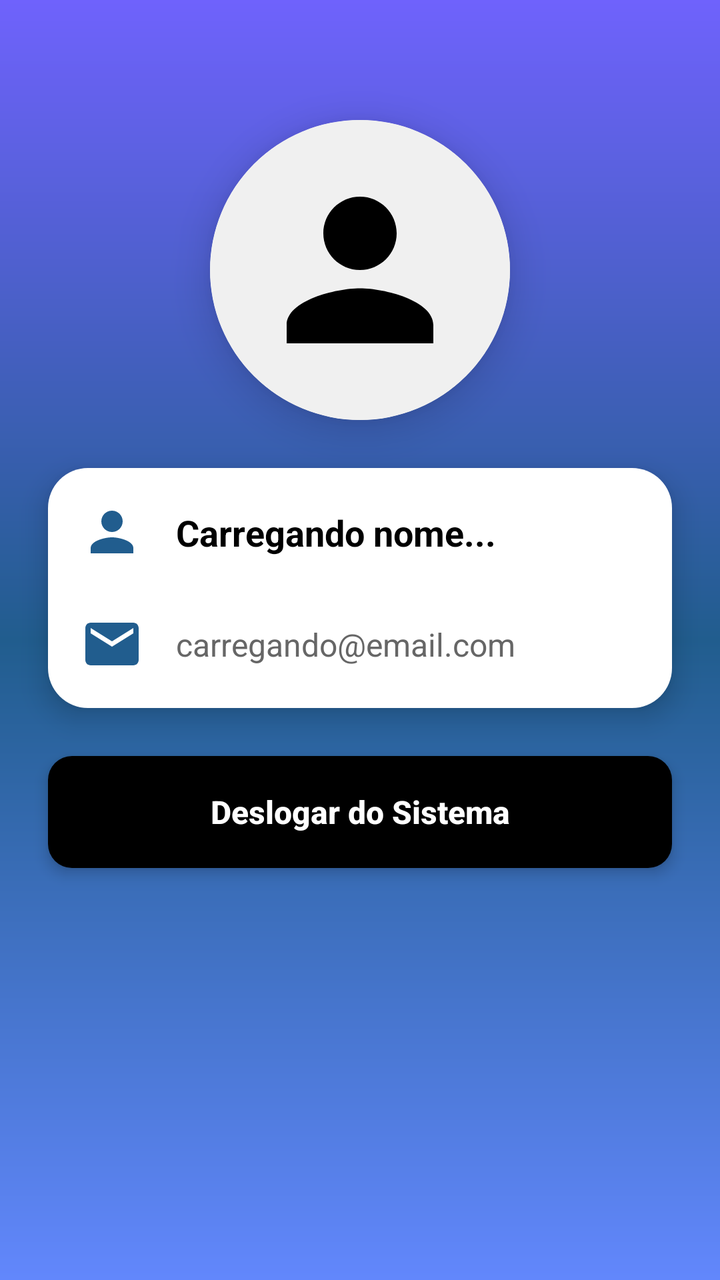
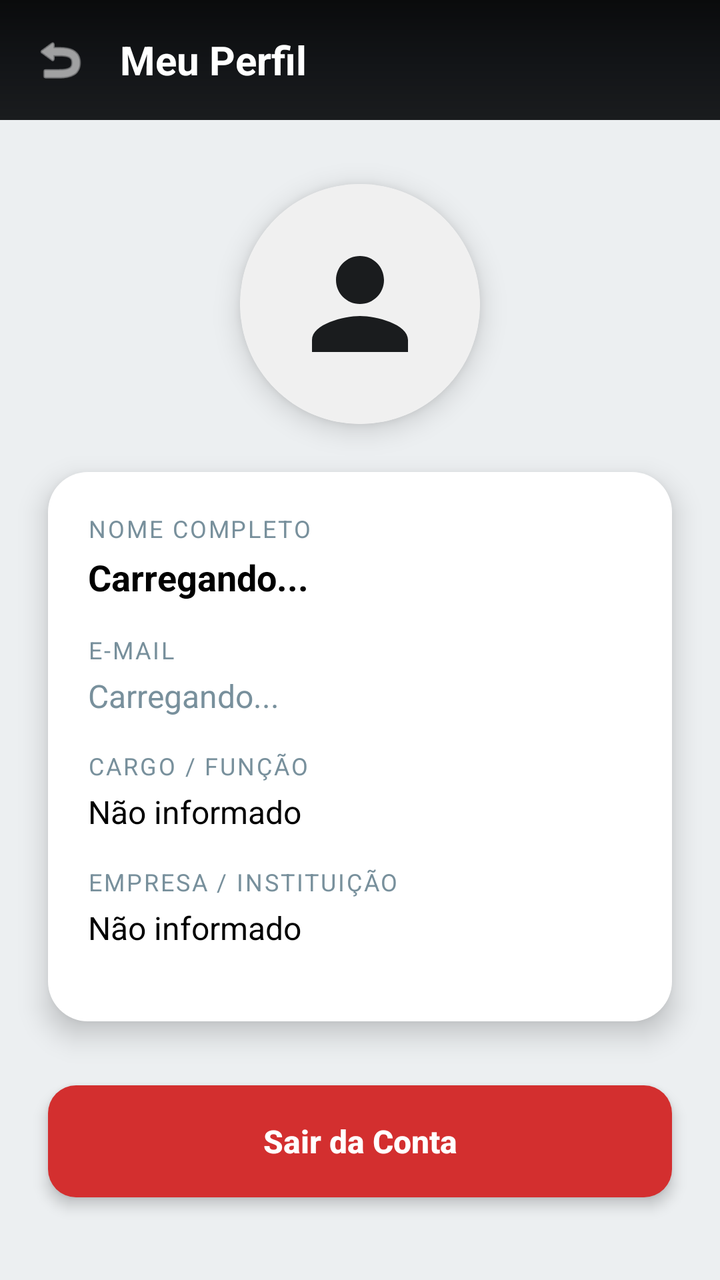

Before-and-after screenshots of an Android layout around one commit, followed by the original layout XML and the change that was made.
<!-- AndroidManifest.xml: application theme AppTheme -->
<!-- res/layout/activity_tela_perfil.xml -->
<?xml version="1.0" encoding="utf-8"?>
<androidx.constraintlayout.widget.ConstraintLayout xmlns:android="http://schemas.android.com/apk/res/android"
    xmlns:app="http://schemas.android.com/apk/res-auto"
    xmlns:tools="http://schemas.android.com/tools"
    android:layout_width="match_parent"
    android:layout_height="match_parent"
    android:background="@drawable/background"
    tools:context=".TelaPerfil">

  <androidx.cardview.widget.CardView
      android:id="@+id/containerUserCard"
      android:layout_width="150dp"
      android:layout_height="150dp"
      android:layout_marginTop="60dp"
      app:cardCornerRadius="75dp"
      app:cardElevation="12dp"
      app:layout_constraintEnd_toEndOf="parent"
      app:layout_constraintStart_toStartOf="parent"
      app:layout_constraintTop_toTopOf="parent">

    <ImageView
        android:id="@+id/img_user_placeholder"
        android:layout_width="match_parent"
        android:layout_height="match_parent"
        android:src="@drawable/person"
        android:scaleType="centerCrop"
        android:background="#F0F0F0"
        android:padding="20dp" />
  </androidx.cardview.widget.CardView>

  <androidx.constraintlayout.widget.ConstraintLayout
      android:id="@+id/cardInfo"
      style="@style/ContainerComponents"
      android:layout_marginTop="40dp"
      app:layout_constraintTop_toBottomOf="@id/containerUserCard"
      app:layout_constraintStart_toStartOf="parent"
      app:layout_constraintEnd_toEndOf="parent">

    <ImageView
        android:id="@+id/ic_person"
        android:layout_width="32dp"
        android:layout_height="32dp"
        android:src="@drawable/person"
        app:tint="@color/azul_imepac"
        app:layout_constraintTop_toTopOf="parent"
        app:layout_constraintStart_toStartOf="parent" />

    <TextView
        android:id="@+id/textNomeUser"
        android:layout_width="0dp"
        android:layout_height="wrap_content"
        android:layout_marginStart="16dp"
        android:text="Carregando nome..."
        android:textColor="@color/black"
        android:textSize="18sp"
        android:textStyle="bold"
        app:layout_constraintBottom_toBottomOf="@id/ic_person"
        app:layout_constraintEnd_toEndOf="parent"
        app:layout_constraintStart_toEndOf="@id/ic_person"
        app:layout_constraintTop_toTopOf="@id/ic_person" />

    <ImageView
        android:id="@+id/ic_email"
        android:layout_width="32dp"
        android:layout_height="32dp"
        android:layout_marginTop="24dp"
        android:src="@drawable/email"
        app:tint="@color/azul_imepac"
        app:layout_constraintTop_toBottomOf="@id/ic_person"
        app:layout_constraintStart_toStartOf="parent" />

    <TextView
        android:id="@+id/textEmailUser"
        android:layout_width="0dp"
        android:layout_height="wrap_content"
        android:layout_marginStart="16dp"
        android:text="carregando@email.com"
        android:textColor="#666666"
        android:textSize="16sp"
        app:layout_constraintBottom_toBottomOf="@id/ic_email"
        app:layout_constraintEnd_toEndOf="parent"
        app:layout_constraintStart_toEndOf="@id/ic_email"
        app:layout_constraintTop_toTopOf="@id/ic_email" />

  </androidx.constraintlayout.widget.ConstraintLayout>

  <androidx.appcompat.widget.AppCompatButton
      android:id="@+id/bt_sair"
      style="@style/ButtonCustom"
      android:text="Deslogar do Sistema"
      android:backgroundTint="@color/black"
      app:layout_constraintTop_toBottomOf="@id/cardInfo"
      app:layout_constraintStart_toStartOf="parent"
      app:layout_constraintEnd_toEndOf="parent" />

</androidx.constraintlayout.widget.ConstraintLayout>
<!-- resources referenced by this layout -->
<resources>
  <color name="azul_imepac">#215D8E</color>
  <color name="black">#FF000000</color>
  <!-- drawable background (drawable) -->
  <?xml version="1.0" encoding="utf-8"?>
  <shape xmlns:android="http://schemas.android.com/apk/res/android">
      <gradient
          android:startColor="@color/azul_imepac3"
          android:centerColor="@color/azul_imepac"
          android:endColor="@color/azul_imepac2"
          android:angle="90" />
  </shape>
  <!-- drawable email (drawable) -->
  <vector xmlns:android="http://schemas.android.com/apk/res/android" android:height="24dp" android:tint="#000000" android:viewportHeight="24" android:viewportWidth="24" android:width="24dp">
        
      <path android:fillColor="@android:color/white" android:pathData="M20,4L4,4c-1.1,0 -1.99,0.9 -1.99,2L2,18c0,1.1 0.9,2 2,2h16c1.1,0 2,-0.9 2,-2L22,6c0,-1.1 -0.9,-2 -2,-2zM20,8l-8,5 -8,-5L4,6l8,5 8,-5v2z"/>
      
  </vector>
  <!-- drawable person (drawable) -->
  <vector xmlns:android="http://schemas.android.com/apk/res/android"
      android:width="24dp"
      android:height="24dp"
      android:viewportWidth="24"
      android:viewportHeight="24"
      android:tint="#000000">
    <path
        android:fillColor="@android:color/white"
        android:pathData="M12,12c2.21,0 4,-1.79 4,-4s-1.79,-4 -4,-4 -4,1.79 -4,4 1.79,4 4,4zM12,14c-2.67,0 -8,1.34 -8,4v2h16v-2c0,-2.66 -5.33,-4 -8,-4z"/>
  </vector>
  <style name="ButtonCustom">
          <item name="android:layout_width">match_parent</item>
          <item name="android:layout_height">56dp</item>
          <item name="android:layout_marginHorizontal">24dp</item>
          <item name="android:layout_marginTop">24dp</item>
          <item name="android:background">@drawable/button_selector</item>
          <item name="android:textColor">@color/white</item>
          <item name="android:textSize">16sp</item>
          <item name="android:textStyle">bold</item>
          <item name="android:textAllCaps">false</item>
          <item name="android:elevation">4dp</item>
          <item name="android:stateListAnimator">@null</item> </style>
  <style name="ContainerComponents">
          <item name="android:layout_width">match_parent</item>
          <item name="android:layout_height">wrap_content</item>
          <item name="android:background">@drawable/container_components</item>
          <item name="android:layout_margin">24dp</item>
          <item name="android:padding">16dp</item>
          <item name="android:elevation">8dp</item> </style>
  <style name="AppTheme" parent="Theme.AppCompat.Light.NoActionBar">
          <item name="colorPrimary">@color/azul_imepac</item>
          <item name="colorPrimaryDark">@color/azul_imepac2</item>
          <item name="colorAccent">@color/azul_imepac3</item>
      </style>
  <color name="azul_imepac3">#6287FC</color>
  <color name="azul_imepac2">#6F62FC</color>
  <!-- drawable button_selector (drawable) -->
  <?xml version="1.0" encoding="utf-8"?>
  <ripple xmlns:android="http://schemas.android.com/apk/res/android"
      android:color="#40FFFFFF"> <item>
      <shape>
          <gradient
              android:startColor="@color/azul_imepac3"
              android:centerColor="@color/azul_imepac"
              android:endColor="@color/azul_imepac2"
              android:angle="180" />
          <corners android:radius="12dp"/>
      </shape>
  </item>
  </ripple>
  <color name="white">#FFFFFFFF</color>
  <!-- drawable container_components (drawable) -->
  <?xml version="1.0" encoding="utf-8"?>
  <shape xmlns:android="http://schemas.android.com/apk/res/android">
      <solid android:color="@color/white"/>
      <corners android:radius="20dp"/>
  </shape>
</resources>

<!-- the commit's change to res/layout/activity_tela_perfil.xml (unified diff, before → after) -->
@@ -4,93 +4,155 @@
     xmlns:tools="http://schemas.android.com/tools"
     android:layout_width="match_parent"
     android:layout_height="match_parent"
-    android:background="@drawable/background"
+    android:background="@color/surface_gray"
     tools:context=".TelaPerfil">
 
-  <androidx.cardview.widget.CardView
-      android:id="@+id/containerUserCard"
-      android:layout_width="150dp"
-      android:layout_height="150dp"
-      android:layout_marginTop="60dp"
-      app:cardCornerRadius="75dp"
-      app:cardElevation="12dp"
-      app:layout_constraintEnd_toEndOf="parent"
-      app:layout_constraintStart_toStartOf="parent"
-      app:layout_constraintTop_toTopOf="parent">
+    <LinearLayout
+        android:id="@+id/toolbar_perfil"
+        android:layout_width="match_parent"
+        android:layout_height="wrap_content"
+        android:background="@drawable/background"
+        android:gravity="center_vertical"
+        android:orientation="horizontal"
+        android:padding="16dp"
+        android:paddingTop="32dp"
+        app:layout_constraintTop_toTopOf="parent">
 
-    <ImageView
-        android:id="@+id/img_user_placeholder"
+        <ImageView
+            android:id="@+id/ic_voltar"
+            android:layout_width="28dp"
+            android:layout_height="28dp"
+            android:src="@android:drawable/ic_menu_revert"
+            app:tint="@color/white" />
+
+        <TextView
+            android:layout_width="wrap_content"
+            android:layout_height="wrap_content"
+            android:layout_marginStart="16dp"
+            android:text="Meu Perfil"
+            android:textColor="@color/white"
+            android:textSize="20sp"
+            android:textStyle="bold" />
+    </LinearLayout>
+
+    <androidx.cardview.widget.CardView
+        android:id="@+id/containerUserCard"
+        android:layout_width="120dp"
+        android:layout_height="120dp"
+        android:layout_marginTop="32dp"
+        app:cardCornerRadius="60dp"
+        app:cardElevation="8dp"
+        app:layout_constraintEnd_toEndOf="parent"
+        app:layout_constraintStart_toStartOf="parent"
+        app:layout_constraintTop_toBottomOf="@id/toolbar_perfil">
+
+        <ImageView
+            android:id="@+id/img_user_placeholder"
+            android:layout_width="match_parent"
+            android:layout_height="match_parent"
+            android:background="#F0F0F0"
+            android:padding="24dp"
+            android:src="@drawable/person"
+            app:tint="@color/azul_imepac" />
+    </androidx.cardview.widget.CardView>
+
+    <androidx.constraintlayout.widget.ConstraintLayout
+        android:id="@+id/cardInfo"
+        style="@style/ContainerComponents"
+        android:layout_marginTop="32dp"
+        android:padding="20dp"
+        app:layout_constraintEnd_toEndOf="parent"
+        app:layout_constraintStart_toStartOf="parent"
+        app:layout_constraintTop_toBottomOf="@id/containerUserCard">
+
+        <TextView
+            android:id="@+id/label_perfil_nome"
+            style="@style/FieldLabel"
+            android:layout_marginHorizontal="0dp"
+            android:layout_marginTop="0dp"
+            android:text="NOME COMPLETO"
+            app:layout_constraintTop_toTopOf="parent" />
+
+        <TextView
+            android:id="@+id/textNomeUser"
+            android:layout_width="0dp"
+            android:layout_height="wrap_content"
+            android:layout_marginTop="4dp"
+            android:text="Carregando..."
+            android:textColor="@color/black"
+            android:textSize="18sp"
+            android:textStyle="bold"
+            app:layout_constraintEnd_toEndOf="parent"
+            app:layout_constraintStart_toStartOf="parent"
+            app:layout_constraintTop_toBottomOf="@id/label_perfil_nome" />
+
+        <TextView
+            android:id="@+id/label_perfil_email"
+            style="@style/FieldLabel"
+            android:layout_marginHorizontal="0dp"
+            android:text="E-MAIL"
+            app:layout_constraintTop_toBottomOf="@id/textNomeUser" />
+
+        <TextView
+            android:id="@+id/textEmailUser"
+            android:layout_width="0dp"
+            android:layout_height="wrap_content"
+            android:layout_marginTop="4dp"
+            android:text="Carregando..."
+            android:textColor="@color/text_secondary"
+            android:textSize="16sp"
+            app:layout_constraintEnd_toEndOf="parent"
+            app:layout_constraintStart_toStartOf="parent"
+            app:layout_constraintTop_toBottomOf="@id/label_perfil_email" />
+
+        <TextView
+            android:id="@+id/label_perfil_cargo"
+            style="@style/FieldLabel"
+            android:layout_marginHorizontal="0dp"
+            android:text="CARGO / FUNÇÃO"
+            app:layout_constraintTop_toBottomOf="@id/textEmailUser" />
+
+        <TextView
+            android:id="@+id/textCargoUser"
+            android:layout_width="0dp"
+            android:layout_height="wrap_content"
+            android:layout_marginTop="4dp"
+            android:text="Não informado"
+            android:textColor="@color/black"
+            android:textSize="16sp"
+            app:layout_constraintEnd_toEndOf="parent"
+            app:layout_constraintStart_toStartOf="parent"
+            app:layout_constraintTop_toBottomOf="@id/label_perfil_cargo" />
+
+        <TextView
+            android:id="@+id/label_perfil_empresa"
+            style="@style/FieldLabel"
+            android:layout_marginHorizontal="0dp"
+            android:text="EMPRESA / INSTITUIÇÃO"
+            app:layout_constraintTop_toBottomOf="@id/textCargoUser" />
+
+        <TextView
+            android:id="@+id/textEmpresaUser"
+            android:layout_width="0dp"
+            android:layout_height="wrap_content"
+            android:layout_marginTop="4dp"
+            android:layout_marginBottom="16dp"
+            android:text="Não informado"
+            android:textColor="@color/black"
+            android:textSize="16sp"
+            app:layout_constraintBottom_toBottomOf="parent"
+            app:layout_constraintEnd_toEndOf="parent"
+            app:layout_constraintStart_toStartOf="parent"
+            app:layout_constraintTop_toBottomOf="@id/label_perfil_empresa" />
+
+    </androidx.constraintlayout.widget.ConstraintLayout>
+
+    <androidx.appcompat.widget.AppCompatButton
+        android:id="@+id/bt_sair"
+        style="@style/ButtonDanger"
         android:layout_width="match_parent"
-        android:layout_height="match_parent"
-        android:src="@drawable/person"
-        android:scaleType="centerCrop"
-        android:background="#F0F0F0"
-        android:padding="20dp" />
-  </androidx.cardview.widget.CardView>
-
-  <androidx.constraintlayout.widget.ConstraintLayout
-      android:id="@+id/cardInfo"
-      style="@style/ContainerComponents"
-      android:layout_marginTop="40dp"
-      app:layout_constraintTop_toBottomOf="@id/containerUserCard"
-      app:layout_constraintStart_toStartOf="parent"
-      app:layout_constraintEnd_toEndOf="parent">
-
-    <ImageView
-        android:id="@+id/ic_person"
-        android:layout_width="32dp"
-        android:layout_height="32dp"
-        android:src="@drawable/person"
-        app:tint="@color/azul_imepac"
-        app:layout_constraintTop_toTopOf="parent"
-        app:layout_constraintStart_toStartOf="parent" />
-
-    <TextView
-        android:id="@+id/textNomeUser"
-        android:layout_width="0dp"
-        android:layout_height="wrap_content"
-        android:layout_marginStart="16dp"
-        android:text="Carregando nome..."
-        android:textColor="@color/black"
-        android:textSize="18sp"
-        android:textStyle="bold"
-        app:layout_constraintBottom_toBottomOf="@id/ic_person"
-        app:layout_constraintEnd_toEndOf="parent"
-        app:layout_constraintStart_toEndOf="@id/ic_person"
-        app:layout_constraintTop_toTopOf="@id/ic_person" />
-
-    <ImageView
-        android:id="@+id/ic_email"
-        android:layout_width="32dp"
-        android:layout_height="32dp"
-        android:layout_marginTop="24dp"
-        android:src="@drawable/email"
-        app:tint="@color/azul_imepac"
-        app:layout_constraintTop_toBottomOf="@id/ic_person"
-        app:layout_constraintStart_toStartOf="parent" />
-
-    <TextView
-        android:id="@+id/textEmailUser"
-        android:layout_width="0dp"
-        android:layout_height="wrap_content"
-        android:layout_marginStart="16dp"
-        android:text="carregando@email.com"
-        android:textColor="#666666"
-        android:textSize="16sp"
-        app:layout_constraintBottom_toBottomOf="@id/ic_email"
-        app:layout_constraintEnd_toEndOf="parent"
-        app:layout_constraintStart_toEndOf="@id/ic_email"
-        app:layout_constraintTop_toTopOf="@id/ic_email" />
-
-  </androidx.constraintlayout.widget.ConstraintLayout>
-
-  <androidx.appcompat.widget.AppCompatButton
-      android:id="@+id/bt_sair"
-      style="@style/ButtonCustom"
-      android:text="Deslogar do Sistema"
-      android:backgroundTint="@color/black"
-      app:layout_constraintTop_toBottomOf="@id/cardInfo"
-      app:layout_constraintStart_toStartOf="parent"
-      app:layout_constraintEnd_toEndOf="parent" />
+        android:layout_marginTop="32dp"
+        android:text="Sair da Conta"
+        app:layout_constraintTop_toBottomOf="@id/cardInfo" />
 
 </androidx.constraintlayout.widget.ConstraintLayout>
<!-- resource entries referenced after the edit -->
@@ -1,22 +1,18 @@
 <!-- resources referenced by this layout -->
 <resources>
-  <color name="azul_imepac">#215D8E</color>
+  <color name="azul_imepac">#1A1C1E</color>
   <color name="black">#FF000000</color>
+  <color name="surface_gray">#ECEFF1</color>
+  <color name="text_secondary">#78909C</color>
   <!-- drawable background (drawable) -->
   <?xml version="1.0" encoding="utf-8"?>
   <shape xmlns:android="http://schemas.android.com/apk/res/android">
       <gradient
-          android:startColor="@color/azul_imepac3"
-          android:centerColor="@color/azul_imepac"
-          android:endColor="@color/azul_imepac2"
+          android:startColor="#1A1C1E"
+          android:centerColor="#121417"
+          android:endColor="#0A0B0C"
           android:angle="90" />
   </shape>
-  <!-- drawable email (drawable) -->
-  <vector xmlns:android="http://schemas.android.com/apk/res/android" android:height="24dp" android:tint="#000000" android:viewportHeight="24" android:viewportWidth="24" android:width="24dp">
-        
-      <path android:fillColor="@android:color/white" android:pathData="M20,4L4,4c-1.1,0 -1.99,0.9 -1.99,2L2,18c0,1.1 0.9,2 2,2h16c1.1,0 2,-0.9 2,-2L22,6c0,-1.1 -0.9,-2 -2,-2zM20,8l-8,5 -8,-5L4,6l8,5 8,-5v2z"/>
-      
-  </vector>
   <!-- drawable person (drawable) -->
   <vector xmlns:android="http://schemas.android.com/apk/res/android"
       android:width="24dp"
@@ -28,6 +24,9 @@
         android:fillColor="@android:color/white"
         android:pathData="M12,12c2.21,0 4,-1.79 4,-4s-1.79,-4 -4,-4 -4,1.79 -4,4 1.79,4 4,4zM12,14c-2.67,0 -8,1.34 -8,4v2h16v-2c0,-2.66 -5.33,-4 -8,-4z"/>
   </vector>
+  <style name="ButtonDanger" parent="ButtonCustom">
+          <item name="android:backgroundTint">@color/danger</item>
+      </style>
   <style name="ButtonCustom">
           <item name="android:layout_width">match_parent</item>
           <item name="android:layout_height">56dp</item>
@@ -40,6 +39,7 @@
           <item name="android:textAllCaps">false</item>
           <item name="android:elevation">4dp</item>
           <item name="android:stateListAnimator">@null</item> </style>
+  <color name="danger">#D32F2F</color>
   <style name="ContainerComponents">
           <item name="android:layout_width">match_parent</item>
           <item name="android:layout_height">wrap_content</item>
@@ -47,27 +47,36 @@
           <item name="android:layout_margin">24dp</item>
           <item name="android:padding">16dp</item>
           <item name="android:elevation">8dp</item> </style>
-  <style name="AppTheme" parent="Theme.AppCompat.Light.NoActionBar">
-          <item name="colorPrimary">@color/azul_imepac</item>
-          <item name="colorPrimaryDark">@color/azul_imepac2</item>
-          <item name="colorAccent">@color/azul_imepac3</item>
+  <style name="FieldLabel">
+          <item name="android:layout_width">match_parent</item>
+          <item name="android:layout_height">wrap_content</item>
+          <item name="android:textSize">12sp</item>
+          <item name="android:textColor">@color/text_secondary</item>
+          <item name="android:textAllCaps">true</item>
+          <item name="android:letterSpacing">0.08</item>
+          <item name="android:layout_marginTop">16dp</item>
+          <item name="android:layout_marginHorizontal">24dp</item>
       </style>
-  <color name="azul_imepac3">#6287FC</color>
-  <color name="azul_imepac2">#6F62FC</color>
+  <style name="AppTheme" parent="Theme.MaterialComponents.Light.NoActionBar">
+          <item name="colorPrimary">@color/primary_dark</item>
+          <item name="colorPrimaryDark">@color/primary_surface</item>
+          <item name="colorAccent">@color/accent_teal</item>
+      </style>
   <!-- drawable button_selector (drawable) -->
   <?xml version="1.0" encoding="utf-8"?>
   <ripple xmlns:android="http://schemas.android.com/apk/res/android"
       android:color="#40FFFFFF"> <item>
       <shape>
           <gradient
-              android:startColor="@color/azul_imepac3"
-              android:centerColor="@color/azul_imepac"
-              android:endColor="@color/azul_imepac2"
+              android:startColor="@color/accent_teal"
+              android:centerColor="@color/accent_teal_dark"
+              android:endColor="@color/primary_dark"
               android:angle="180" />
-          <corners android:radius="12dp"/>
+          <corners android:radius="14dp"/>
       </shape>
   </item>
   </ripple>
+  <color name="accent_teal_dark">#00897B</color>
   <color name="white">#FFFFFFFF</color>
   <!-- drawable container_components (drawable) -->
   <?xml version="1.0" encoding="utf-8"?>
@@ -75,5 +84,8 @@
       <solid android:color="@color/white"/>
       <corners android:radius="20dp"/>
   </shape>
+  <color name="primary_dark">#121417</color>
+  <color name="primary_surface">#1A1C1E</color>
+  <color name="accent_teal">#00BFA5</color>
 </resources>
 
